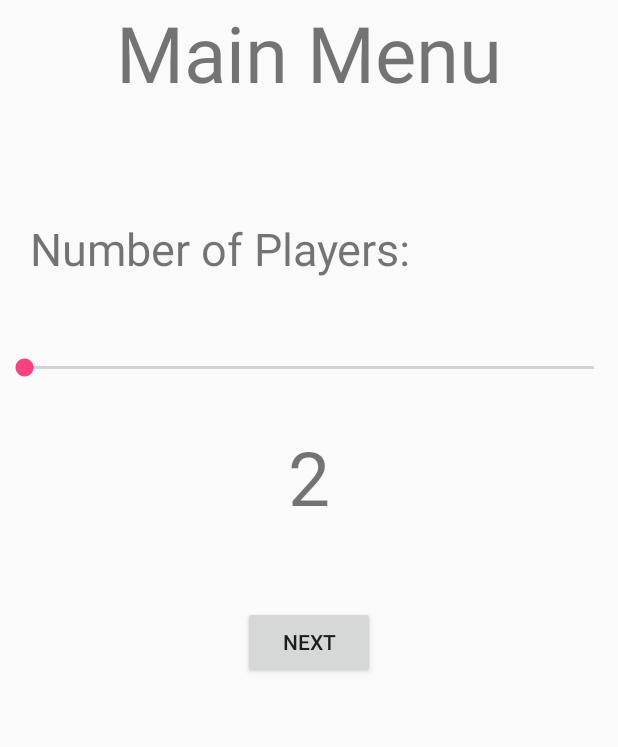
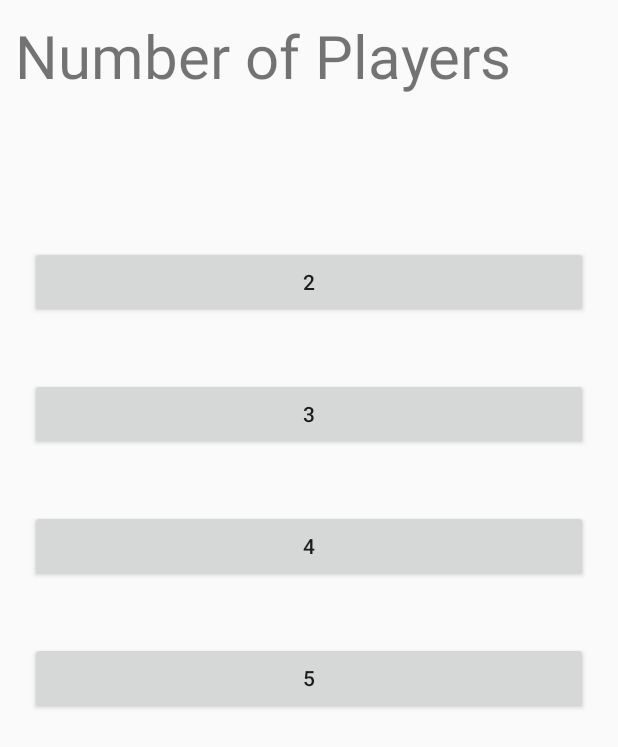
Before and after one commit to burke212/Cows-On-My-Side, an Android app: the layout main_menu.xml on its own in the app's theme, with its tools: preview values and no code run, on a phone screen of 412 x 824 dp. Shown: the top 747 px of the screen. Run offline under Robolectric (Android 15) with nearby library versions, the phone set to English and light mode, and no system bars.

Commit message:
Updated Main Menu & Player Info Classes
- Optimized Main Menu number of player selection/ buttons

- Implemented intents to send number of players info to Player Info.

- Started working on updating Player Info intents & get info loop

```diff
--- a/app/src/main/res/layout/main_menu.xml
+++ b/app/src/main/res/layout/main_menu.xml
@@ -1,64 +1,54 @@
 <?xml version="1.0" encoding="utf-8"?>
-<RelativeLayout xmlns:android="http://schemas.android.com/apk/res/android"
-    android:layout_width="match_parent" android:layout_height="match_parent">
+<LinearLayout xmlns:android="http://schemas.android.com/apk/res/android"
+    android:layout_width="match_parent"
+    android:layout_height="match_parent"
+    android:orientation="vertical">
 
     <TextView
-        android:id="@+id/main_menu_tv"
-        android:text="Main Menu"
-        android:textSize="52sp"
-        android:layout_centerHorizontal="true"
-        android:layout_width="wrap_content"
-        android:layout_height="wrap_content" />
-
-<!--    <Button
-        android:id="@+id/new_game_btn"
-        android:text="New Game"
-        android:layout_below="@+id/main_menu_tv"
-        android:layout_centerHorizontal="true"
-        android:layout_marginTop="50dp"
-        android:layout_width="wrap_content"
-        android:layout_height="wrap_content" />-->
-
-    <TextView
-        android:id="@+id/num_of_players_tv"
-        android:text="Number of Players:"
-        android:textSize="30sp"
-        android:layout_below="@+id/main_menu_tv"
-        android:layout_marginTop="75dp"
-        android:layout_marginStart="20dp"
-        android:layout_width="wrap_content"
-        android:layout_height="wrap_content" />
-
-    <SeekBar
-        android:id="@+id/player_num_seekbar"
-        android:textAlignment="center"
-        android:layout_below="@+id/num_of_players_tv"
-        android:layout_centerHorizontal="true"
-        android:layout_marginTop="50dp"
-        android:max="4"
-        android:min="2"
-        android:progress="2"
+        android:id="@+id/num_players_tv"
+        android:text="Number of Players"
+        android:textSize="40sp"
+        android:layout_gravity="center"
+        android:padding="10dp"
+        android:layout_weight="0"
         android:layout_width="match_parent"
         android:layout_height="wrap_content" />
 
-    <TextView
-        android:id="@+id/num_of_players_from_seekbar_tv"
+
+    <Button
+        android:id="@+id/two_player_btn_mainmenu"
         android:text="2"
-        android:textSize="50sp"
-        android:layout_centerHorizontal="true"
-        android:layout_below="@+id/player_num_seekbar"
-        android:layout_marginTop="30dp"
-        android:layout_width="wrap_content"
+        android:layout_gravity="center"
+        android:layout_marginTop="90dp"
+        android:layout_marginRight="20dp"
+        android:layout_marginLeft="20dp"
+        android:layout_marginBottom="20dp"
+        android:layout_width="match_parent"
         android:layout_height="wrap_content" />
 
     <Button
-        android:id="@+id/next_btn_mainmenu"
-        android:text="Next"
-        android:layout_centerHorizontal="true"
-        android:layout_below="@+id/player_num_seekbar"
-        android:layout_marginTop="150dp"
-        android:layout_width="wrap_content"
+        android:id="@+id/three_player_btn_mainmenu"
+        android:text="3"
+        android:layout_gravity="center"
+        android:layout_margin="20dp"
+        android:layout_width="match_parent"
+        android:layout_height="wrap_content" />
+
+    <Button
+        android:id="@+id/four_player_btn_mainmenu"
+        android:text="4"
+        android:layout_gravity="center"
+        android:layout_margin="20dp"
+        android:layout_width="match_parent"
+        android:layout_height="wrap_content" />
+
+    <Button
+        android:id="@+id/five_player_btn_mainmenu"
+        android:text="5"
+        android:layout_gravity="center"
+        android:layout_margin="20dp"
+        android:layout_width="match_parent"
         android:layout_height="wrap_content" />
 
 
-</RelativeLayout>
+</LinearLayout>
```
Also changed, not shown: app/src/main/java/com/example/burke/coms_app/MainMenu.java (+42 -33 lines), app/src/main/java/com/example/burke/coms_app/PlayerInfo.java (+7 -4 lines).
